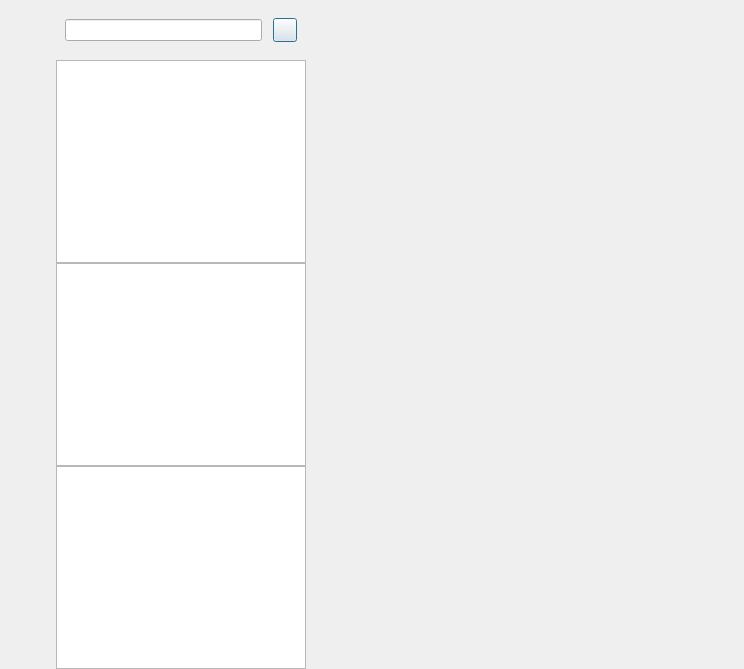
Before: the Qt Designer form client/chatdialog.ui in showlibia/WeChat, drawn with Qt 5.
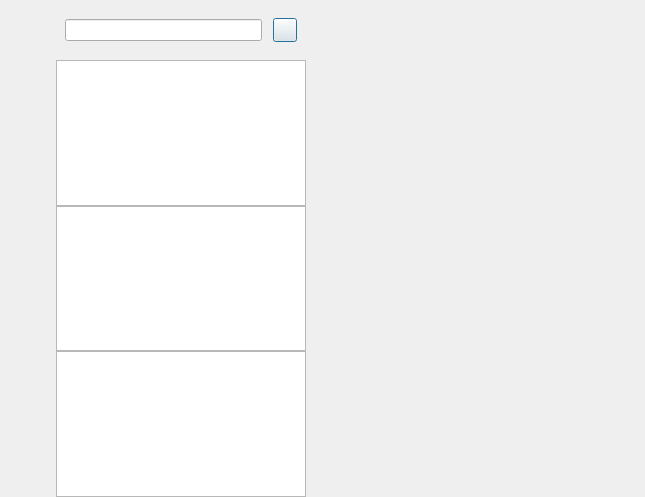
After: the same form once the commit is applied. The open tabs and pages were chosen to show the change. Custom widgets are drawn as their Qt base class.

Commit message: feat(client): contact and friend function

```diff
--- a/client/chatdialog.ui
+++ b/client/chatdialog.ui
@@ -6,8 +6,8 @@
    <rect>
     <x>0</x>
     <y>0</y>
-    <width>744</width>
-    <height>669</height>
+    <width>645</width>
+    <height>497</height>
    </rect>
   </property>
   <property name="windowTitle">
@@ -90,8 +90,8 @@
           <widget class="QLabel" name="side_head_lb">
            <property name="minimumSize">
             <size>
-             <width>30</width>
-             <height>30</height>
+             <width>35</width>
+             <height>35</height>
             </size>
            </property>
            <property name="maximumSize">
@@ -109,7 +109,7 @@
           </widget>
          </item>
          <item>
-          <widget class="QLabel" name="side_chat_lb">
+          <widget class="StateWidget" name="side_chat_lb" native="true">
            <property name="minimumSize">
             <size>
              <width>30</width>
@@ -122,16 +122,10 @@
              <height>30</height>
             </size>
            </property>
-           <property name="text">
-            <string/>
-           </property>
-           <property name="alignment">
-            <set>Qt::AlignmentFlag::AlignCenter</set>
-           </property>
           </widget>
          </item>
          <item>
-          <widget class="QLabel" name="side_contact_lb">
+          <widget class="StateWidget" name="side_contact_lb" native="true">
            <property name="minimumSize">
             <size>
              <width>30</width>
@@ -144,12 +138,6 @@
              <height>30</height>
             </size>
            </property>
-           <property name="text">
-            <string/>
-           </property>
-           <property name="alignment">
-            <set>Qt::AlignmentFlag::AlignCenter</set>
-           </property>
           </widget>
          </item>
         </layout>
@@ -296,6 +284,28 @@
    <header>chatpage.h</header>
    <container>1</container>
   </customwidget>
+  <customwidget>
+   <class>StateWidget</class>
+   <extends>QWidget</extends>
+   <header location="global">statewidget.h</header>
+   <container>1</container>
+  </customwidget>
+  <customwidget>
+   <class>SearchList</class>
+   <extends>QListWidget</extends>
+   <header location="global">searchlist.h</header>
+  </customwidget>
+  <customwidget>
+   <class>ContactUsertList</class>
+   <extends>QListWidget</extends>
+   <header location="global">contactusetlist.h</header>
+  </customwidget>
+  <customwidget>
+   <class>ApplyFriendPage</class>
+   <extends>QWidget</extends>
+   <header location="global">applyfriendpage.h</header>
+   <container>1</container>
+  </customwidget>
  </customwidgets>
  <resources/>
  <connections/>
```
Left out of the diff: 8 changed lines with no effect on the pictures. The commit also changes 64 other files.
